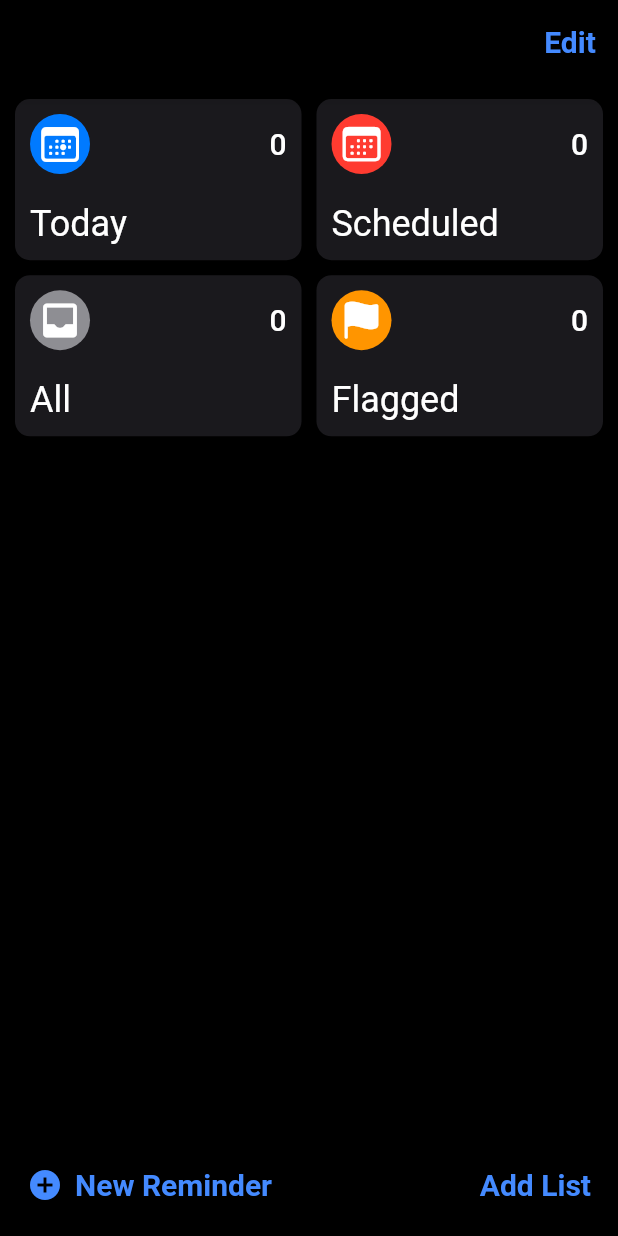
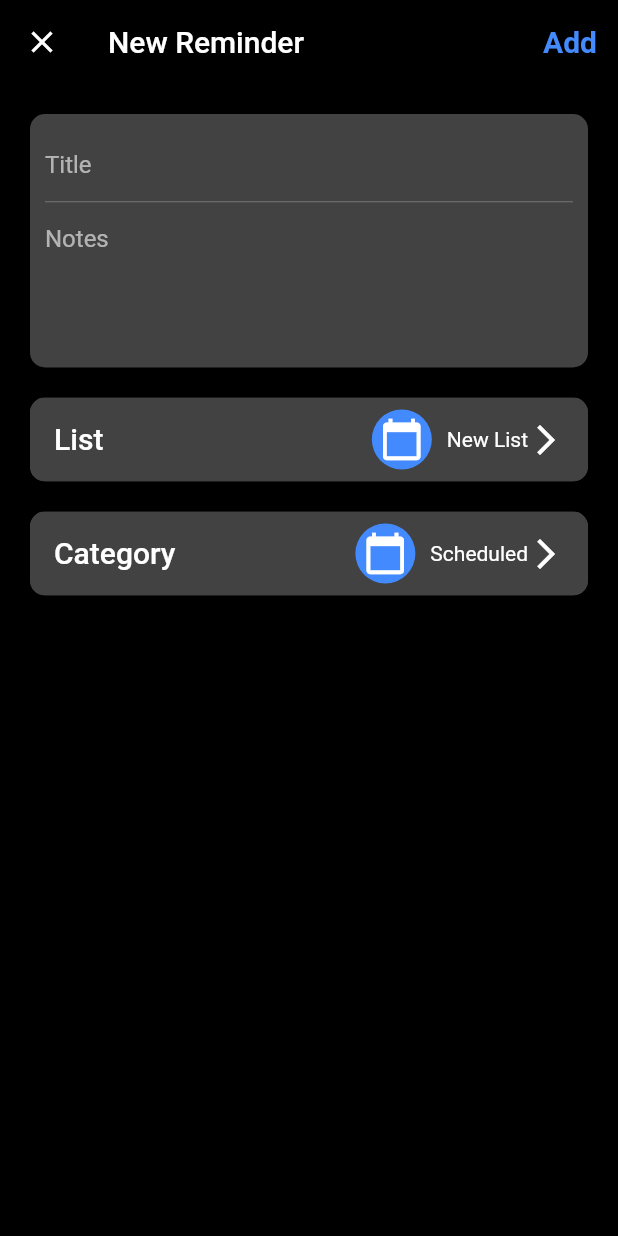
Before and after one commit to Satej/flutter-ios-reminders-app, a Flutter app: the screen it shows after launch, after a tap on "New Reminder", on a phone screen of 412 x 824 dp. Run offline on Flutter 3.47's test engine with Material 2 defaults, Android fonts, the phone set to English and light mode, and no system bars.

Commit message:
reminder screen

```diff
--- a/lib/main.dart
+++ b/lib/main.dart
@@ -1,6 +1,7 @@
 
 import 'package:flutter/material.dart';
 import 'package:ios_reminders/screens/add_list/add_list_screen.dart';
+import 'package:ios_reminders/screens/add_reminder/add_reminder_screen.dart';
 import 'package:ios_reminders/screens/home/home_screen.dart';
 
 void main() {
@@ -17,6 +18,7 @@ class App extends StatelessWidget {
       routes: {
         '/': (context) => const HomeScreen(),
         '/addList': (context) => const AddListScreen(),
+        '/addReminder': (context) => const AddReminderScreen(),
       },
       theme: ThemeData(
         scaffoldBackgroundColor: Colors.black,
@@ -24,6 +26,7 @@ class App extends StatelessWidget {
         iconTheme: const IconThemeData(color: Colors.white,),
         accentColor: Colors.white,
         brightness: Brightness.dark,
+        dividerColor: Colors.grey[600],
         textButtonTheme: TextButtonThemeData(
           style: TextButton.styleFrom(
             primary: Colors.blueAccent,
--- /dev/null
+++ b/lib/screens/add_reminder/add_reminder_screen.dart
@@ -0,0 +1,130 @@
+import 'package:flutter/material.dart';
+
+import '../../common/widgets/category_icon.dart';
+
+class AddReminderScreen extends StatefulWidget {
+  const AddReminderScreen({Key? key}) : super(key: key);
+
+  @override
+  State<AddReminderScreen> createState() => _AddReminderScreenState();
+}
+
+class _AddReminderScreenState extends State<AddReminderScreen> {
+  @override
+  Widget build(BuildContext context) {
+    return Scaffold(
+      appBar: AppBar(
+        title: const Text('New Reminder'),
+        actions: [
+          TextButton(
+            onPressed: () {},
+            child: const Text(
+              'Add',
+              style: TextStyle(
+                //color: _listName.isNotEmpty ? Colors.blueAccent : Colors.grey,
+              ),
+            ),
+          ),
+        ],
+      ),
+      body: Container(
+        padding: const EdgeInsets.all(20),
+        child: Column(
+          children: [
+            Container(
+              padding: const EdgeInsets.all(10),
+              decoration: BoxDecoration(
+                borderRadius: BorderRadius.circular(10),
+                color: Theme.of(context).cardColor,
+              ),
+              child: Column(
+                children: const [
+                  TextField(
+                    decoration: InputDecoration(
+                      border: InputBorder.none,
+                      hintText: 'Title',
+                    ),
+                  ),
+                  Divider(
+                    height: 1,
+                  ),
+                  SizedBox(
+                    height: 100,
+                    child: TextField(
+                      decoration: InputDecoration(
+                        border: InputBorder.none,
+                        hintText: 'Notes',
+                      ),
+                    ),
+                  )
+                ],
+              ),
+            ),
+            const SizedBox(height: 20,),
+            Container(
+              clipBehavior: Clip.antiAlias,
+              decoration: BoxDecoration(
+                borderRadius: BorderRadius.circular(10),
+              ),
+              child: Card(
+                elevation: 0,
+                margin: EdgeInsets.zero,
+                child: ListTile(
+                  tileColor: Theme.of(context).cardColor,
+                  onTap: () {},
+                  leading: Text(
+                    'List',
+                    style: Theme.of(context).textTheme.headline6,
+                  ),
+                  trailing: Row(
+                    mainAxisSize: MainAxisSize.min,
+                    children: const [
+                      CategoryIcon(
+                        bgColor: Colors.blueAccent,
+                        iconData: Icons.calendar_today,
+                      ),
+                      SizedBox(width: 10,),
+                      Text('New List'),
+                      Icon(Icons.arrow_forward_ios),
+                    ],
+                  ),
+                ),
+              ),
+            ),
+            const SizedBox(height: 20,),
+            Container(
+              clipBehavior: Clip.antiAlias,
+              decoration: BoxDecoration(
+                borderRadius: BorderRadius.circular(10),
+              ),
+              child: Card(
+                elevation: 0,
+                margin: EdgeInsets.zero,
+                child: ListTile(
+                  tileColor: Theme.of(context).cardColor,
+                  onTap: () {},
+                  leading: Text(
+                    'Category',
+                    style: Theme.of(context).textTheme.headline6,
+                  ),
+                  trailing: Row(
+                    mainAxisSize: MainAxisSize.min,
+                    children: const [
+                      CategoryIcon(
+                        bgColor: Colors.blueAccent,
+                        iconData: Icons.calendar_today,
+                      ),
+                      SizedBox(width: 10,),
+                      Text('Scheduled'),
+                      Icon(Icons.arrow_forward_ios),
+                    ],
+                  ),
+                ),
+              ),
+            ),
+          ],
+        ),
+      ),
+    );
+  }
+}
--- a/lib/screens/home/widgets/footer.dart
+++ b/lib/screens/home/widgets/footer.dart
@@ -1,5 +1,6 @@
 import 'package:flutter/material.dart';
 import 'package:ios_reminders/screens/add_list/add_list_screen.dart';
+import 'package:ios_reminders/screens/add_reminder/add_reminder_screen.dart';
 
 class Footer extends StatelessWidget {
   const Footer({
@@ -14,7 +15,15 @@ class Footer extends StatelessWidget {
         mainAxisAlignment: MainAxisAlignment.spaceBetween,
         children: [
           TextButton.icon(
-            onPressed: () {},
+            onPressed: () {
+              Navigator.push(
+                context,
+                MaterialPageRoute(
+                  builder: (context) => const AddReminderScreen(),
+                  fullscreenDialog: true,
+                ),
+              );
+            },
             icon: const Icon(Icons.add_circle),
             label: const Text('New Reminder'),
           ),
```
